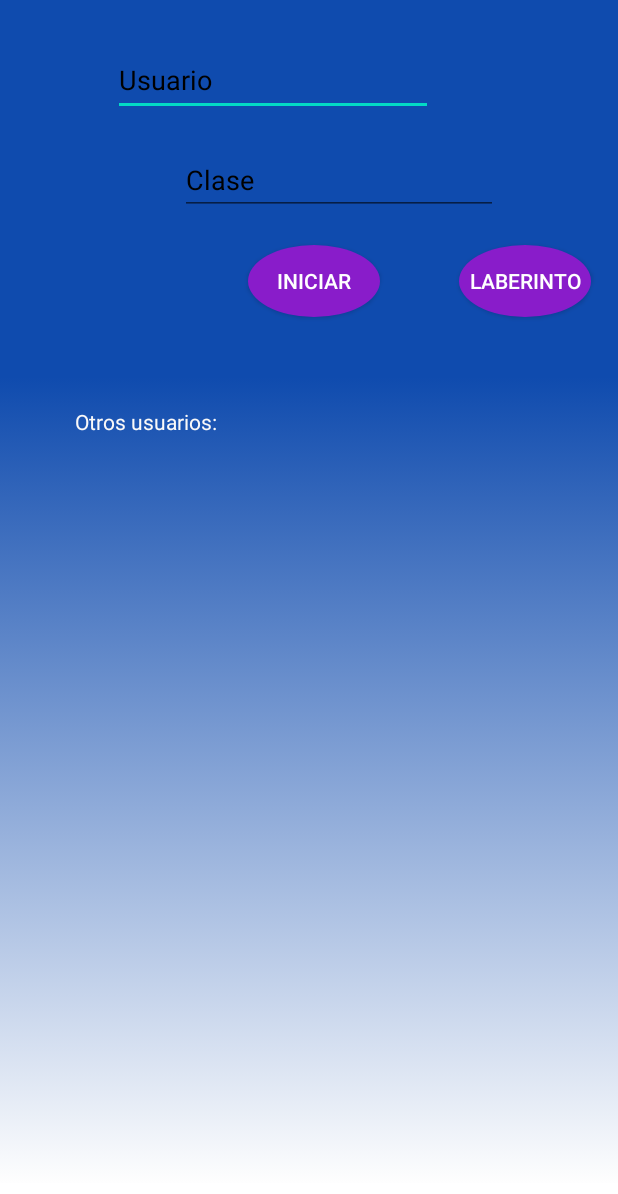
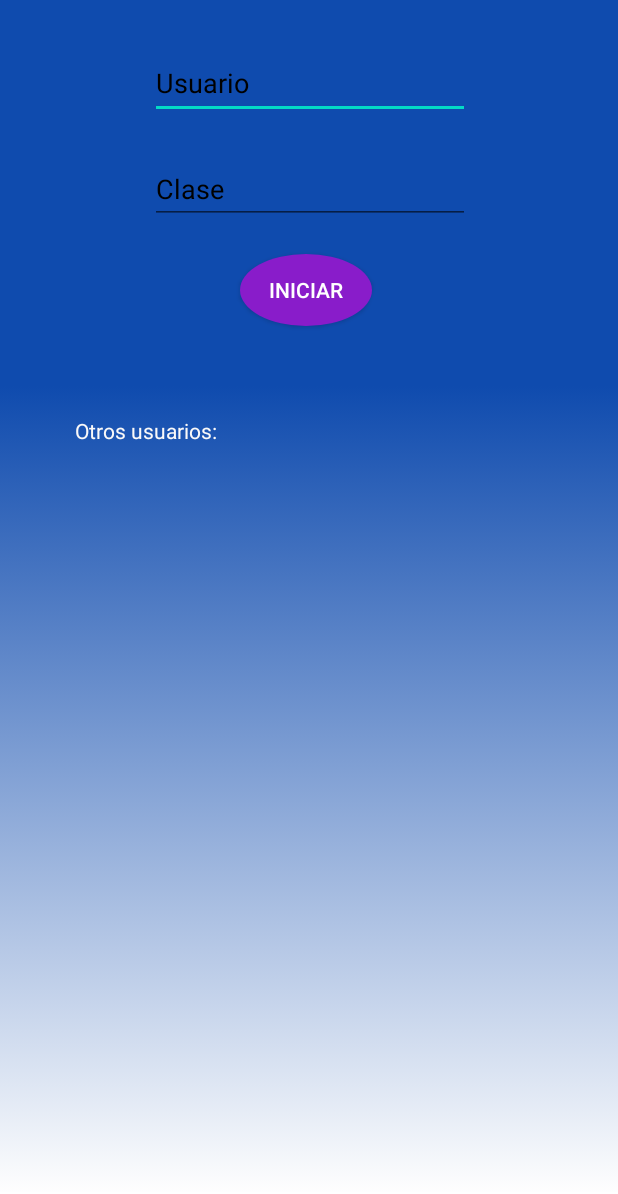
Before and after one commit to JonGonzalezPallares/Grupo5Reto2, an Android app: the screen it shows after launch (MenuPrincipal), on a phone screen of 412 x 824 dp. Shown: the top 1194 px of the screen. Run offline under Robolectric (Android 15) with nearby library versions, the phone set to English and light mode, and no system bars; our stand-ins replace Room's generated code; pictures from the network do not load.

Commit message:
Develop 2.0

```diff
--- a/app/src/main/java/com/example/retomuzkiz/MapsActivity.kt
+++ b/app/src/main/java/com/example/retomuzkiz/MapsActivity.kt
@@ -103,6 +103,7 @@ class MapsActivity : OptionsMenuActivity(), OnMapReadyCallback, OnMarkerClickLis
         val navview : NavigationView = findViewById(R.id.lateralmenu)
         //menu lateral
         binding.Navegation.setOnClickListener{
+            keyPathsBehavior.state = BottomSheetBehavior.STATE_HIDDEN
             if(navegacion == false){
                 navegacion = true
                 if(iniciarguiado == false){
--- a/app/src/main/java/com/example/retomuzkiz/MenuPrincipal.kt
+++ b/app/src/main/java/com/example/retomuzkiz/MenuPrincipal.kt
@@ -41,11 +41,7 @@ class MenuPrincipal : AppCompatActivity() {
             //val intento = Intent(this, ItsaslurJuego::class.java)
             startActivity(intento)
         }
-        binding.btnLaberinto.setOnClickListener(){
 
-            startActivity(Intent(this, ActivityLaberinto::class.java))
-
-        }
     }
 
     override fun onResume() {
--- a/app/src/main/res/drawable/stilo_desplegable.xml
+++ b/app/src/main/res/drawable/stilo_desplegable.xml
@@ -1,5 +1,5 @@
 <shape xmlns:android="http://schemas.android.com/apk/res/android">
-    <solid android:color="#00000000" />
+    <solid android:color="#00FFFFFF" />
     <corners
         android:bottomLeftRadius="0dp"
         android:bottomRightRadius="0dp"
--- a/app/src/main/res/layout/activity_menu_principal.xml
+++ b/app/src/main/res/layout/activity_menu_principal.xml
@@ -29,8 +29,8 @@
                     android:id="@+id/txtUsuario"
                     android:layout_width="0dp"
                     android:layout_height="47dp"
-                    android:layout_marginStart="75dp"
-                    android:layout_marginTop="30dp"
+                    android:layout_marginStart="100dp"
+                    android:layout_marginTop="32dp"
                     android:ems="10"
                     android:hint="Usuario"
                     android:inputType="textPersonName"
@@ -44,7 +44,7 @@
                     android:id="@+id/button"
                     android:layout_width="wrap_content"
                     android:layout_height="wrap_content"
-                    android:layout_marginStart="165dp"
+                    android:layout_marginStart="160dp"
                     android:layout_marginTop="20dp"
                     android:layout_marginBottom="40dp"
                     android:background="@drawable/estilo_botones"
@@ -52,31 +52,20 @@
                     android:textColor="#FFFFFF"
                     app:layout_constraintBottom_toBottomOf="parent"
                     app:layout_constraintStart_toStartOf="parent"
-                    app:layout_constraintTop_toBottomOf="@+id/txtClase" />
-
-                <androidx.appcompat.widget.AppCompatButton
-                    android:id="@+id/btnLaberinto"
-                    android:layout_width="wrap_content"
-                    android:layout_height="wrap_content"
-                    android:layout_marginTop="20dp"
-                    android:layout_marginEnd="18dp"
-                    android:background="@drawable/estilo_botones"
-                    android:text="Laberinto"
-                    android:textColor="#FFFFFF"
-                    app:layout_constraintEnd_toEndOf="parent"
-                    app:layout_constraintTop_toBottomOf="@+id/txtClase" />
+                    app:layout_constraintTop_toBottomOf="@+id/txtClase"
+                    app:layout_constraintVertical_bias="0.0" />
 
                 <EditText
                     android:id="@+id/txtClase"
-                    android:layout_width="212dp"
+                    android:layout_width="wrap_content"
                     android:layout_height="46dp"
-                    android:layout_marginTop="20dp"
-                    android:layout_marginEnd="80dp"
+                    android:layout_marginStart="100dp"
+                    android:layout_marginTop="24dp"
                     android:ems="10"
                     android:hint="Clase"
                     android:inputType="textPersonName"
                     android:textColorHint="#000000"
-                    app:layout_constraintEnd_toEndOf="parent"
+                    app:layout_constraintStart_toStartOf="parent"
                     app:layout_constraintTop_toBottomOf="@+id/txtUsuario" />
 
             </androidx.constraintlayout.widget.ConstraintLayout>
```
Also changed, not shown: app/src/main/java/com/example/retomuzkiz/gastelua/PuzzleActivity.kt (+4 -4 lines), app/src/main/res/layout/activity_burdinola_sopa.xml (+18 -13 lines), app/src/main/res/layout/activity_laberinto.xml (+8 -1 lines), app/src/main/res/layout/activity_puzzle.xml (+17 -23 lines), app/src/main/res/layout/bottom_sheet_key_path.xml (+0 -13 lines), app/src/main/res/layout/single_actividad.xml (+26 -14 lines), app/src/main/res/drawable/castillo.jpg, app/src/main/res/drawable/descarga1.png (added), 1 other file.
